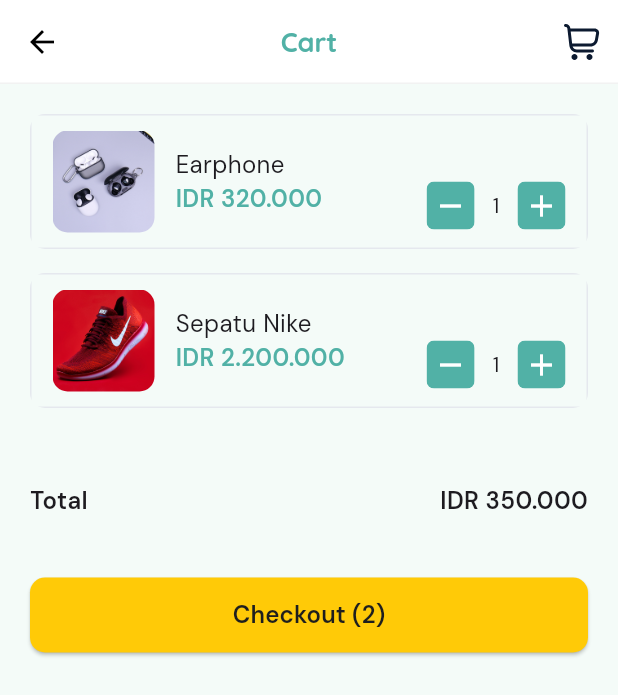
After one commit to Ferdiyka/flutter_smilelaundry_user, a Flutter app: the CartPage screen opened directly, on a phone screen of 412 x 824 dp. The commit adds this screen. Shown: the top 695 px of the screen. Run offline on Flutter 3.47's test engine with Material 3 defaults, Android fonts, the phone set to English and light mode, and no system bars; drawn by our look-alikes of flutter_slidable; our stand-ins replace badges, bloc, carousel_slider, dartz, flutter_bloc, flutter_svg and 3 more.

```diff
--- a/lib/core/router/app_router.dart
+++ b/lib/core/router/app_router.dart
@@ -1,7 +1,9 @@
 import 'package:flutter/material.dart';
 import 'package:go_router/go_router.dart';
 
+import '../../data/models/responses/product_response_model.dart';
 import '../../presentation/home/pages/dashboard_page.dart';
+import '../../presentation/home/pages/product_detail_page.dart';
 import '../../presentation/intro/intro_page.dart';
 import '../../presentation/intro/splash_page.dart';
 
@@ -22,6 +24,19 @@ class AppRouter {
         name: RouteConstants.intro,
         path: RouteConstants.introPath,
         builder: (context, state) => const IntroPage(),
+      ),
+      GoRoute(
+        name: RouteConstants.productDetail,
+        path: RouteConstants.productDetailPath,
+        builder: (context, state) {
+          final productId = state.pathParameters['productId']!;
+          final data = state.extra
+              as Product; // Get the data object from the extra parameter
+          return ProductDetailPage(
+            productId: productId,
+            data: data,
+          );
+        },
       ),
       GoRoute(
         name: RouteConstants.root,
--- a/lib/core/router/route_constants.dart
+++ b/lib/core/router/route_constants.dart
@@ -27,7 +27,7 @@ class RouteConstants {
 
   /// route for page [ProductDetailPage]
   static const String productDetail = 'product_detail';
-  static const String productDetailPath = 'product_detail';
+  static const String productDetailPath = '/product_detail/:productId';
 
   /// route for page [CartPage]
   static const String cart = 'cart';
--- a/lib/presentation/home/pages/dashboard_page.dart
+++ b/lib/presentation/home/pages/dashboard_page.dart
@@ -20,11 +20,6 @@ class _DashboardPageState extends State<DashboardPage> {
   late int _selectedIndex;
   final List<Widget> _pages = [
     const HomePage(),
-    // const SearchPage(),
-    // const CartPage(),
-    // const Center(
-    //   child: Text('This Page 1'),
-    // ),
     const Center(
       child: Text('This Page 2'),
     ),
--- a/lib/presentation/home/widgets/product_card.dart
+++ b/lib/presentation/home/widgets/product_card.dart
@@ -18,7 +18,9 @@ class ProductCard extends StatelessWidget {
       onTap: () {
         context.goNamed(
           RouteConstants.productDetail,
-          pathParameters: PathParameters().toMap(),
+          pathParameters: {
+            'productId': data.id.toString(),
+          },
           extra: data,
         );
       },
--- /dev/null
+++ b/lib/presentation/orders/models/cart_model.dart
@@ -0,0 +1,11 @@
+import '../../home/models/product_model.dart';
+
+class CartModel {
+  final ProductModel product;
+  int quantity;
+
+  CartModel({
+    required this.product,
+    required this.quantity,
+  });
+}
--- /dev/null
+++ b/lib/presentation/orders/pages/cart_page.dart
@@ -0,0 +1,123 @@
+import 'package:flutter/material.dart';
+import 'package:go_router/go_router.dart';
+
+import '../../../core/components/buttons.dart';
+import '../../../core/components/spaces.dart';
+import '../../../core/core.dart';
+import '../../../core/router/app_router.dart';
+import '../../home/models/product_model.dart';
+import '../../home/models/store_model.dart';
+import '../models/cart_model.dart';
+import '../widgets/cart_tile.dart';
+
+class CartPage extends StatelessWidget {
+  const CartPage({super.key});
+
+  @override
+  Widget build(BuildContext context) {
+    final List<ProductModel> carts = [
+      ProductModel(
+        images: [
+          Assets.images.products.earphone.path,
+          Assets.images.products.earphone.path,
+          Assets.images.products.earphone.path,
+        ],
+        name: 'Earphone',
+        price: 320000,
+        stock: 20,
+        description:
+            'Lorem ipsum dolor sit amet, consectetur adipiscing elit. Sed do eiusmod tempor incididunt ut labore et dolore magna aliqua. Ut enim ad minim veniam, quis nostrud exercitation ullamco laboris nisi ut aliquip ex ea commodo consequat. ',
+        store: StoreModel(
+          name: 'CWB Online Store',
+          type: StoreEnum.officialStore,
+          imageUrl: 'https://avatars.githubusercontent.com/u/534678?v=4',
+        ),
+      ),
+      ProductModel(
+        images: [
+          Assets.images.products.sepatu.path,
+          Assets.images.products.sepatu2.path,
+          Assets.images.products.sepatu.path,
+        ],
+        name: 'Sepatu Nike',
+        price: 2200000,
+        stock: 20,
+        description:
+            'Lorem ipsum dolor sit amet, consectetur adipiscing elit. Sed do eiusmod tempor incididunt ut labore et dolore magna aliqua. Ut enim ad minim veniam, quis nostrud exercitation ullamco laboris nisi ut aliquip ex ea commodo consequat. ',
+        store: StoreModel(
+          name: 'CWB Online Store',
+          type: StoreEnum.officialStore,
+          imageUrl: 'https://avatars.githubusercontent.com/u/534678?v=4',
+        ),
+      ),
+    ];
+
+    return Scaffold(
+      appBar: AppBar(
+        title: const Text('Cart'),
+        actions: [
+          IconButton(
+            onPressed: () {
+              context.goNamed(
+                RouteConstants.cart,
+                pathParameters: PathParameters(
+                  rootTab: RootTab.order,
+                ).toMap(),
+              );
+            },
+            icon: Assets.icons.cart.svg(height: 24.0),
+          ),
+        ],
+      ),
+      body: ListView(
+        padding: const EdgeInsets.all(20.0),
+        children: [
+          ListView.separated(
+            shrinkWrap: true,
+            physics: const NeverScrollableScrollPhysics(),
+            itemCount: carts.length,
+            itemBuilder: (context, index) => CartTile(
+              data: CartModel(
+                product: carts[index],
+                quantity: 1,
+              ),
+            ),
+            separatorBuilder: (context, index) => const SpaceHeight(16.0),
+          ),
+          const SpaceHeight(50.0),
+          Row(
+            children: [
+              const Text(
+                'Total',
+                style: TextStyle(
+                  fontSize: 16,
+                  fontWeight: FontWeight.w600,
+                ),
+              ),
+              const Spacer(),
+              Text(
+                350000.currencyFormatRp,
+                style: const TextStyle(
+                  fontSize: 16,
+                  fontWeight: FontWeight.w600,
+                ),
+              ),
+            ],
+          ),
+          const SpaceHeight(40.0),
+          Button.filled(
+            onPressed: () {
+              context.goNamed(
+                RouteConstants.address,
+                pathParameters: PathParameters(
+                  rootTab: RootTab.order,
+                ).toMap(),
+              );
+            },
+            label: 'Checkout (${carts.length})',
+          ),
+        ],
+      ),
+    );
+  }
+}
--- /dev/null
+++ b/lib/presentation/orders/widgets/cart_tile.dart
@@ -0,0 +1,139 @@
+import 'package:flutter/material.dart';
+import 'package:flutter_slidable/flutter_slidable.dart';
+
+
+import '../../../core/components/spaces.dart';
+import '../../../core/core.dart';
+import '../models/cart_model.dart';
+
+class CartTile extends StatelessWidget {
+  final CartModel data;
+  const CartTile({super.key, required this.data});
+
+  @override
+  Widget build(BuildContext context) {
+    return ClipRRect(
+      borderRadius: const BorderRadius.all(Radius.circular(10.0)),
+      child: Slidable(
+        endActionPane: ActionPane(
+          extentRatio: 0.25,
+          motion: const StretchMotion(),
+          children: [
+            SlidableAction(
+              onPressed: (context) {},
+              backgroundColor: AppColors.primary.withOpacity(0.44),
+              foregroundColor: AppColors.red,
+              icon: Icons.delete_outlined,
+              borderRadius: const BorderRadius.horizontal(
+                right: Radius.circular(10.0),
+              ),
+            ),
+          ],
+        ),
+        child: Container(
+          padding: const EdgeInsets.symmetric(horizontal: 14.0, vertical: 10.0),
+          decoration: BoxDecoration(
+            border: Border.all(color: AppColors.stroke),
+          ),
+          child: Stack(
+            alignment: Alignment.bottomRight,
+            children: [
+              Row(
+                children: [
+                  ClipRRect(
+                    borderRadius: const BorderRadius.all(Radius.circular(10.0)),
+                    child: Image.asset(
+                      data.product.images.first,
+                      width: 68.0,
+                      height: 68.0,
+                    ),
+                  ),
+                  const SpaceWidth(14.0),
+                  Column(
+                    crossAxisAlignment: CrossAxisAlignment.start,
+                    children: [
+                      Text(
+                        data.product.name,
+                        style: const TextStyle(
+                          fontSize: 16,
+                        ),
+                        overflow: TextOverflow.ellipsis,
+                      ),
+                      Row(
+                        children: [
+                          Text(
+                            data.product.priceFormat,
+                            style: const TextStyle(
+                              color: AppColors.primary,
+                              fontSize: 16,
+                              fontWeight: FontWeight.w600,
+                            ),
+                          ),
+                        ],
+                      ),
+                    ],
+                  ),
+                ],
+              ),
+              StatefulBuilder(
+                builder: (context, setState) => Row(
+                  mainAxisAlignment: MainAxisAlignment.end,
+                  children: [
+                    ClipRRect(
+                      borderRadius:
+                          const BorderRadius.all(Radius.circular(5.0)),
+                      child: InkWell(
+                        onTap: () {
+                          if (data.quantity > 1) {
+                            data.quantity--;
+                            setState(() {});
+                          }
+                        },
+                        child: const ColoredBox(
+                          color: AppColors.primary,
+                          child: Padding(
+                            padding: EdgeInsets.all(4.0),
+                            child: Icon(
+                              Icons.remove,
+                              color: AppColors.white,
+                            ),
+                          ),
+                        ),
+                      ),
+                    ),
+                    const SpaceWidth(4.0),
+                    Padding(
+                      padding: const EdgeInsets.all(8.0),
+                      child: Text('${data.quantity}'),
+                    ),
+                    const SpaceWidth(4.0),
+                    ClipRRect(
+                      borderRadius:
+                          const BorderRadius.all(Radius.circular(5.0)),
+                      child: InkWell(
+                        onTap: () {
+                          data.quantity++;
+                          setState(() {});
+                        },
+                        child: const ColoredBox(
+                          color: AppColors.primary,
+                          child: Padding(
+                            padding: EdgeInsets.all(4.0),
+                            child: Icon(
+                              Icons.add,
+                              color: AppColors.white,
+                            ),
+                          ),
+                        ),
+                      ),
+                    ),
+                  ],
+                ),
+              ),
+            ],
+          ),
+        ),
+      ),
+    );
+  }
+}
```
Also changed, not shown: lib/presentation/home/pages/product_detail_page.dart (added, +185 -0 lines).
